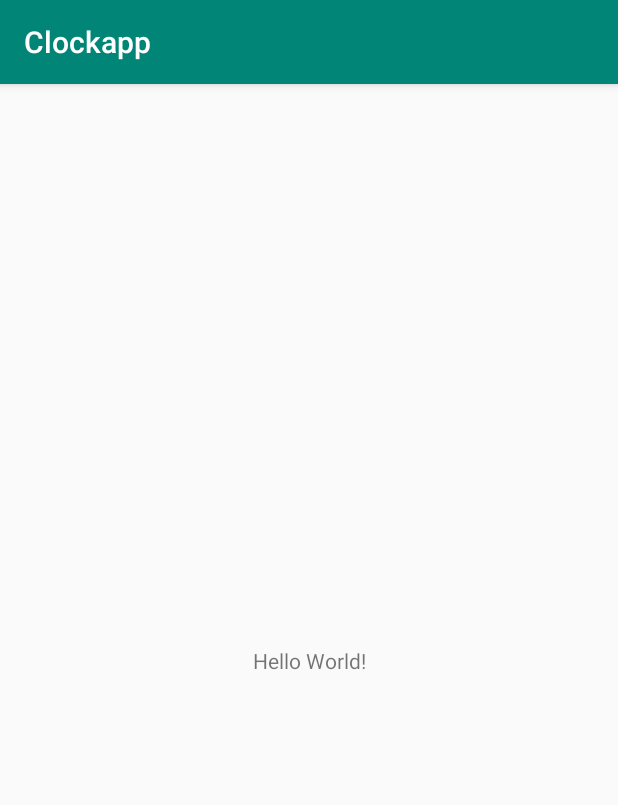
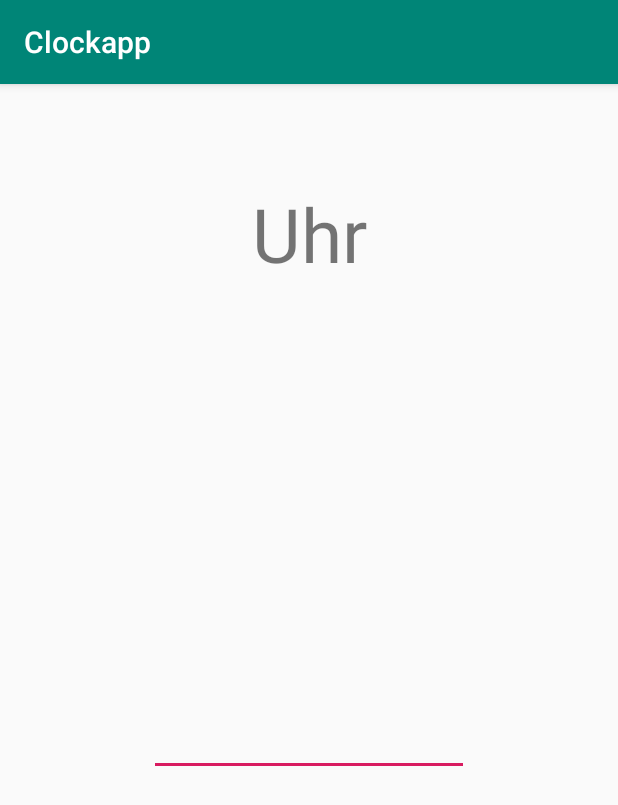
Before and after one commit to YK18415/Clockapp, an Android app: the screen it shows after launch (MainActivity), on a phone screen of 412 x 824 dp. Shown: the top 805 px of the screen. Run offline under Robolectric (Android 15) with nearby library versions, the phone set to English and light mode, and no system bars.

Commit message:
extended layout.

```diff
--- a/app/src/main/res/layout/activity_main.xml
+++ b/app/src/main/res/layout/activity_main.xml
@@ -7,12 +7,33 @@
     tools:context=".MainActivity">
 
     <TextView
+        android:id="@+id/textView"
         android:layout_width="wrap_content"
         android:layout_height="wrap_content"
-        android:text="Hello World!"
+        android:layout_marginLeft="24dp"
+        android:layout_marginTop="32dp"
+        android:layout_marginRight="24dp"
+        android:text="Uhr"
+        android:textSize="50sp"
         app:layout_constraintBottom_toBottomOf="parent"
         app:layout_constraintLeft_toLeftOf="parent"
         app:layout_constraintRight_toRightOf="parent"
-        app:layout_constraintTop_toTopOf="parent" />
+        app:layout_constraintTop_toTopOf="parent"
+        app:layout_constraintVertical_bias="0.051" />
+
+    <EditText
+        android:id="@+id/editText"
+        android:layout_width="wrap_content"
+        android:layout_height="wrap_content"
+        android:layout_marginStart="8dp"
+        android:layout_marginTop="8dp"
+        android:layout_marginEnd="8dp"
+        android:layout_marginBottom="32dp"
+        android:ems="10"
+        android:inputType="time"
+        app:layout_constraintBottom_toBottomOf="parent"
+        app:layout_constraintEnd_toEndOf="parent"
+        app:layout_constraintStart_toStartOf="parent"
+        app:layout_constraintTop_toBottomOf="@+id/textView" />
 
 </android.support.constraint.ConstraintLayout>
```
